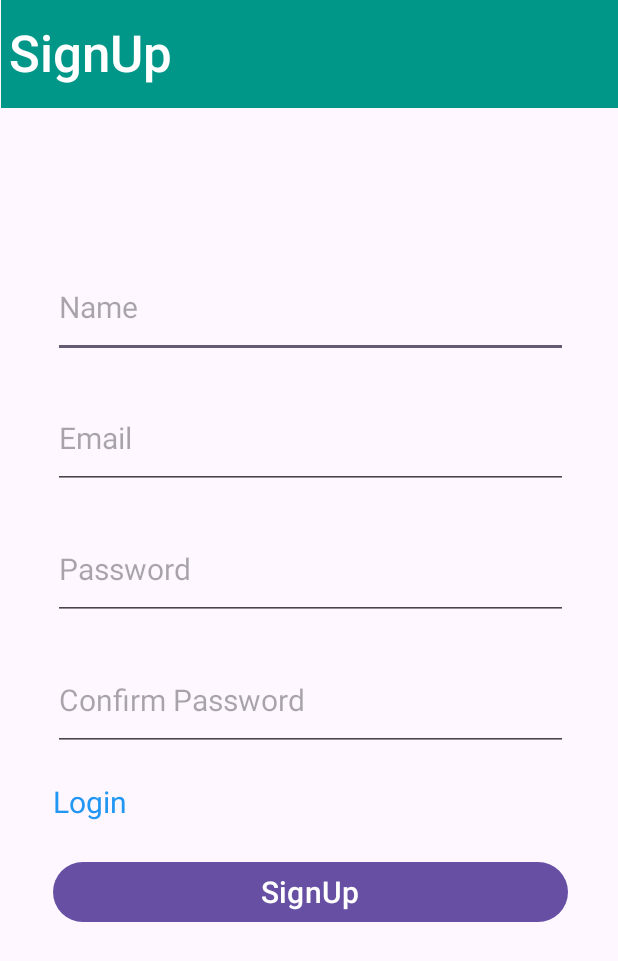
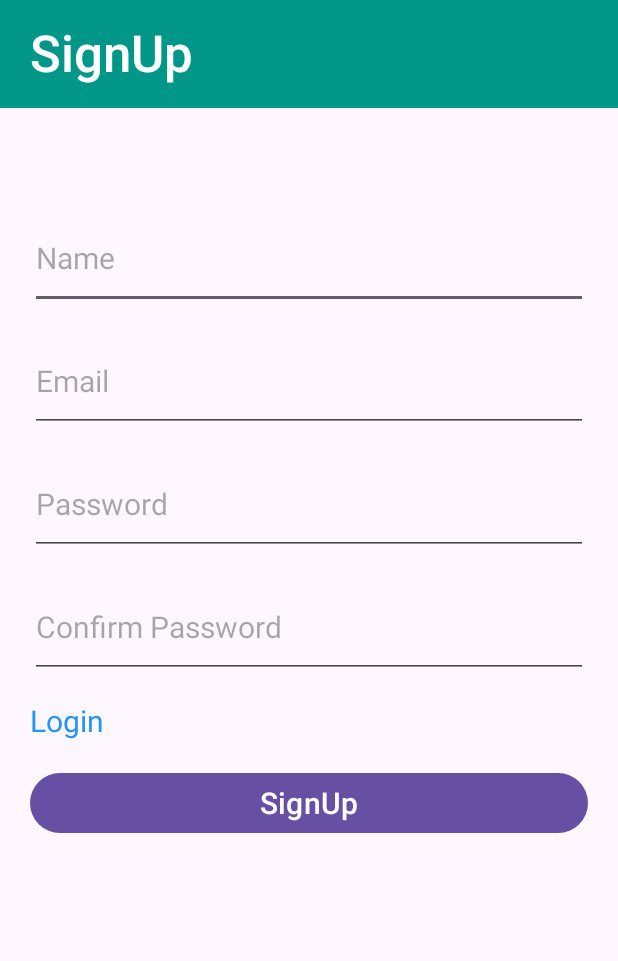
Before and after one commit to Tarun193/BirthdayWhisher, an Android app: the layout activity_signup.xml on its own in the app's theme, with its tools: preview values and no code run, on a phone screen of 412 x 824 dp. Shown: the top 961 px of the screen. Run offline under Robolectric (Android 15) with nearby library versions, the phone set to English and light mode, and no system bars.

Commit message:
optimized the signup activity code

```diff
--- a/app/src/main/res/layout/activity_signup.xml
+++ b/app/src/main/res/layout/activity_signup.xml
@@ -8,7 +8,7 @@
 
     <LinearLayout
         android:id="@+id/linearLayout"
-        android:layout_width="411dp"
+        android:layout_width="match_parent"
         android:layout_height="72dp"
         android:background="#009688"
         android:orientation="horizontal"
@@ -24,21 +24,16 @@
             android:fontFamily="sans-serif-medium"
             android:gravity="center|start"
             android:includeFontPadding="false"
-            android:padding="5dp"
-            android:paddingLeft="20dp"
-            android:paddingTop="2dp"
-            android:paddingEnd="2dp"
-            android:paddingRight="2dp"
-            android:paddingBottom="2dp"
+            android:paddingStart="20dp"
             android:text="SignUp"
-            android:textAlignment="inherit"
+            android:textAlignment="textStart"
             android:textColor="#FFFFFF"
             android:textSize="34sp" />
     </LinearLayout>
 
     <LinearLayout
-        android:layout_width="363dp"
-        android:layout_height="545dp"
+        android:layout_width="match_parent"
+        android:layout_height="507dp"
         android:layout_marginStart="10dp"
         android:layout_marginTop="24dp"
         android:layout_marginEnd="10dp"
@@ -47,17 +42,17 @@
         android:padding="10dp"
         app:layout_constraintBottom_toBottomOf="parent"
         app:layout_constraintEnd_toEndOf="parent"
-        app:layout_constraintHorizontal_bias="0.53"
+        app:layout_constraintHorizontal_bias="0.47"
         app:layout_constraintStart_toStartOf="parent"
         app:layout_constraintTop_toBottomOf="@+id/linearLayout"
-        app:layout_constraintVertical_bias="0.317">
+        app:layout_constraintVertical_bias="0.120000005">
 
         <EditText
             android:id="@+id/editName"
             android:layout_width="match_parent"
             android:layout_height="67dp"
-            android:layout_marginTop="10dp"
-            android:layout_marginBottom="10dp"
+            android:layout_marginTop="7dp"
+            android:layout_marginBottom="7dp"
             android:ems="10"
             android:hint="Name"
             android:inputType="text"
@@ -67,8 +62,8 @@
             android:id="@+id/editEmail"
             android:layout_width="match_parent"
             android:layout_height="67dp"
-            android:layout_marginTop="10dp"
-            android:layout_marginBottom="10dp"
+            android:layout_marginTop="7dp"
+            android:layout_marginBottom="7dp"
             android:ems="10"
             android:hint="Email"
             android:inputType="textEmailAddress"
@@ -78,8 +73,8 @@
             android:id="@+id/editPassword1"
             android:layout_width="match_parent"
             android:layout_height="67dp"
-            android:layout_marginTop="10dp"
-            android:layout_marginBottom="10dp"
+            android:layout_marginTop="7dp"
+            android:layout_marginBottom="7dp"
             android:ems="10"
             android:hint="Password"
             android:inputType="textPassword"
@@ -89,8 +84,8 @@
             android:id="@+id/editPassword2"
             android:layout_width="match_parent"
             android:layout_height="67dp"
-            android:layout_marginTop="10dp"
-            android:layout_marginBottom="10dp"
+            android:layout_marginTop="7dp"
+            android:layout_marginBottom="7dp"
             android:ems="10"
             android:hint="Confirm Password"
             android:inputType="textPassword"
@@ -100,18 +95,18 @@
             android:id="@+id/LoginLink"
             android:layout_width="match_parent"
             android:layout_height="30dp"
-            android:layout_marginTop="10dp"
-            android:layout_marginBottom="10dp"
+            android:layout_marginTop="7dp"
+            android:layout_marginBottom="7dp"
+            android:text="Login"
             android:textColor="#2196F3"
-            android:textSize="20sp"
-            android:text="Login" />
+            android:textSize="20sp" />
 
         <Button
             android:id="@+id/button"
             android:layout_width="match_parent"
             android:layout_height="wrap_content"
-            android:layout_marginTop="10dp"
-            android:layout_marginBottom="10dp"
+            android:layout_marginTop="7dp"
+            android:layout_marginBottom="7dp"
             android:text="SignUp"
             android:textSize="20sp" />
 
```
Also changed, not shown: app/src/main/java/com/example/birthdaywhisher/activity_signup.kt (+55 -32 lines).
